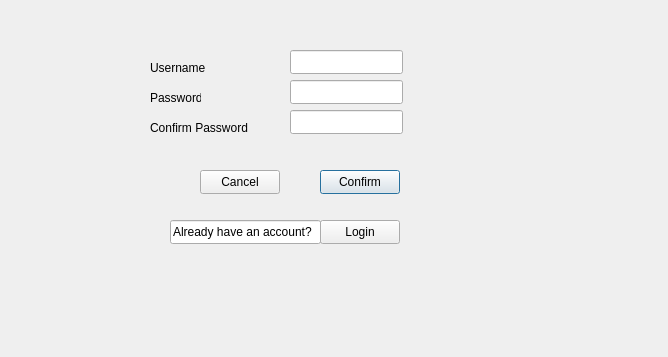
Before: the Qt Designer form signupwindow.ui in Aayam73/Bus-Management-System, drawn with Qt 5.
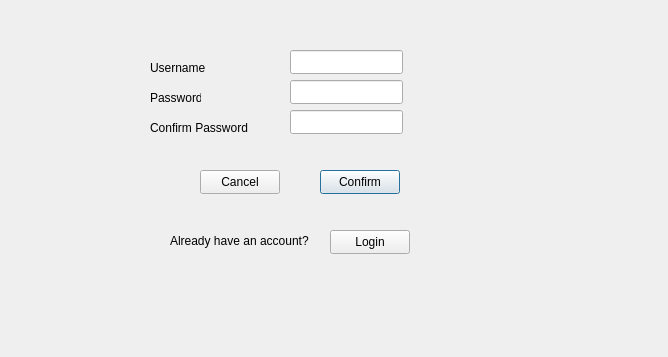
After: the same form once the commit is applied.

```diff
--- a/signupwindow.ui
+++ b/signupwindow.ui
@@ -45,8 +45,8 @@
   <widget class="QPushButton" name="btnLogin">
    <property name="geometry">
     <rect>
-     <x>320</x>
-     <y>220</y>
+     <x>330</x>
+     <y>230</y>
      <width>80</width>
      <height>24</height>
     </rect>
@@ -124,21 +124,18 @@
     </rect>
    </property>
   </widget>
-  <widget class="QLineEdit" name="lineEdit_4">
+  <widget class="QLabel" name="label_2">
    <property name="geometry">
     <rect>
      <x>170</x>
-     <y>220</y>
-     <width>151</width>
-     <height>24</height>
+     <y>230</y>
+     <width>161</width>
+     <height>21</height>
     </rect>
    </property>
    <property name="text">
     <string>Already have an account?</string>
    </property>
-   <property name="readOnly">
-    <bool>true</bool>
-   </property>
   </widget>
  </widget>
  <resources/>
```
